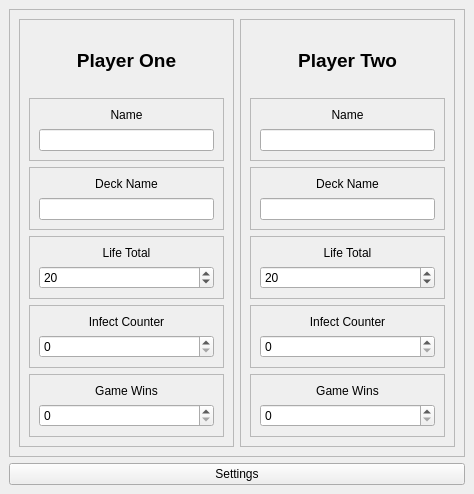
Old version of the form Qt/mainWindow.ui in the repository JeffHoogland/mtg-totals.
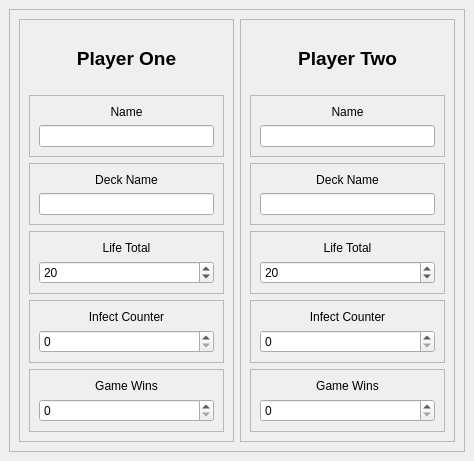
New version of the form.

What changed in the file:
```diff
--- a/Qt/mainWindow.ui
+++ b/Qt/mainWindow.ui
@@ -7,7 +7,7 @@
     <x>0</x>
     <y>0</y>
     <width>474</width>
-    <height>494</height>
+    <height>461</height>
    </rect>
   </property>
   <property name="windowTitle">
@@ -315,13 +315,6 @@
       </layout>
      </widget>
     </item>
-    <item>
-     <widget class="QPushButton" name="pushButton">
-      <property name="text">
-       <string>Settings</string>
-      </property>
-     </widget>
-    </item>
    </layout>
   </widget>
  </widget>
```
Left out of the diff: 26 changed lines with no effect on the pictures.
